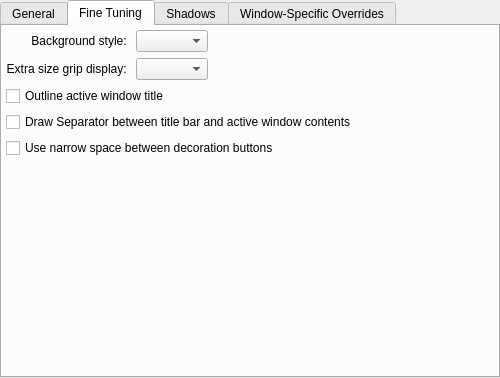
Qt form clients/oxygen/config/ui/oxygenconfigurationui.ui (KDE/kwin) before a commit.
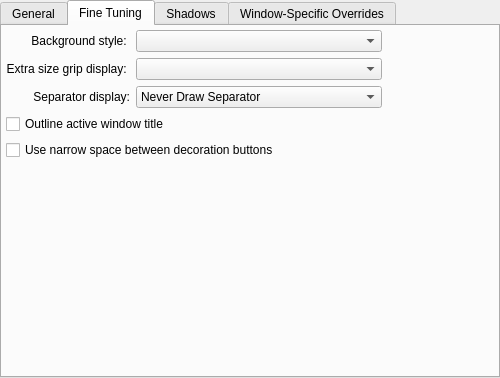
The same form after that commit. The open tabs and pages were chosen to show the change. Custom widgets are drawn as their Qt base class.

Commit message:
Changed 'drawSeparator' boolean value into a combobox, for which 3 choices are available: - never draw separator - draw separator when window is active - always draw separator.
This is usefull for e.g. firefox, when a flat background is used, in which case one might
want the separator to always be enabled.

```diff
--- a/clients/oxygen/config/ui/oxygenconfigurationui.ui
+++ b/clients/oxygen/config/ui/oxygenconfigurationui.ui
@@ -178,20 +178,13 @@
         </widget>
        </item>
        <item row="5" column="0" colspan="3">
-        <widget class="QCheckBox" name="drawSeparator">
-         <property name="text">
-          <string>Draw Separator between title bar and active window contents </string>
-         </property>
-        </widget>
-       </item>
-       <item row="6" column="0" colspan="3">
         <widget class="QCheckBox" name="narrowButtonSpacing">
          <property name="text">
           <string>Use narrow space between decoration buttons</string>
          </property>
         </widget>
        </item>
-       <item row="7" column="0">
+       <item row="6" column="0">
         <spacer name="verticalSpacer_2">
          <property name="orientation">
           <enum>Qt::Vertical</enum>
@@ -220,6 +213,38 @@
          </property>
         </widget>
        </item>
+       <item row="2" column="1">
+        <widget class="QComboBox" name="separatorMode">
+         <item>
+          <property name="text">
+           <string>Never Draw Separator</string>
+          </property>
+         </item>
+         <item>
+          <property name="text">
+           <string>Draw Separator When Window is Active</string>
+          </property>
+         </item>
+         <item>
+          <property name="text">
+           <string>Always Draw Separator</string>
+          </property>
+         </item>
+        </widget>
+       </item>
+       <item row="2" column="0">
+        <widget class="QLabel" name="label_5">
+         <property name="text">
+          <string>Separator display:</string>
+         </property>
+         <property name="alignment">
+          <set>Qt::AlignRight|Qt::AlignTrailing|Qt::AlignVCenter</set>
+         </property>
+         <property name="buddy">
+          <cstring>separatorMode</cstring>
+         </property>
+        </widget>
+       </item>
       </layout>
      </widget>
      <widget class="QWidget" name="tab_3">
```
The commit also changes 8 other files.
